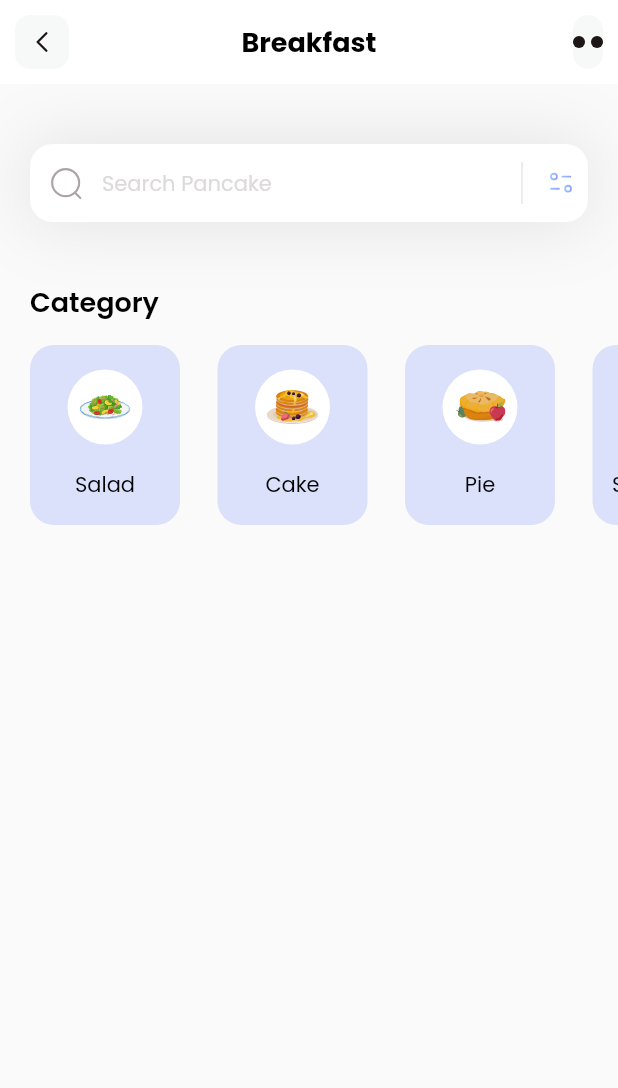
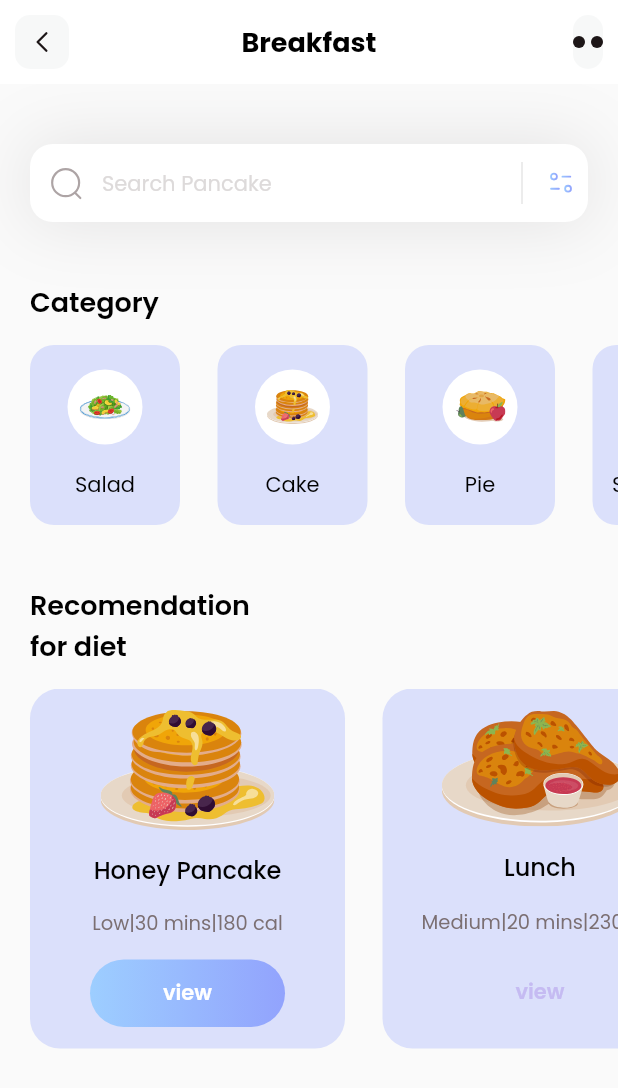
Before and after one commit to rahilyusuf/flutter, a Flutter app: the screen it shows after launch, on a phone screen of 412 x 824 dp. Shown: the top 1088 px of the screen. Run offline on Flutter 3.47's test engine with Material 2 defaults, Android fonts, the phone set to English and light mode, and no system bars; our stand-ins replace flutter_svg.

Commit message:
diet_model

```diff
--- /dev/null
+++ b/lib/models/diet_model.dart
@@ -0,0 +1,44 @@
+import 'package:flutter/material.dart';
+
+class DietModel {
+  String name;
+  String iconPath;
+  String level;
+  String duration;
+  String calories;
+  Color boxColor;
+  bool viewIsSelected;
+  DietModel({
+    required this.name,
+    required this.iconPath,
+    required this.level,
+    required this.duration,
+    required this.calories,
+    required this.viewIsSelected,
+    required this.boxColor,
+  });
+
+
+  static List<DietModel> getDiets() {
+    List<DietModel> diets = [];
+    diets.add(DietModel(
+      name: "Honey Pancake",
+      iconPath: "assets/icons/honey-pancakes.svg",
+      level: "Low",
+      duration: "30 mins",
+      calories: "180 cal",
+      viewIsSelected: true,
+      boxColor: Color(0xff92A3FD),
+    ));
+    diets.add(DietModel(
+      name: "Lunch",
+      iconPath: "assets/icons/canai-bread.svg",
+      level: "Medium",
+      duration: "20 mins",
+      calories: "230 cal",
+      viewIsSelected: false,
+      boxColor: Color(0xff92A3FD),
+    ));
+    return diets;
+  }
+}
--- a/lib/pages/home.dart
+++ b/lib/pages/home.dart
@@ -1,4 +1,5 @@
 import 'package:demo1/models/category_model.dart';
+import 'package:demo1/models/diet_model.dart';
 import 'package:flutter/material.dart';
 import 'package:flutter_svg/flutter_svg.dart';
 
@@ -11,14 +12,16 @@ class HomePage extends StatefulWidget {
 
 class _HomePageState extends State<HomePage> {
   List<CategoryModel> categories = [];
+  List<DietModel> diets = [];
 
-  void _getCategories() {
+  void _getInitialInfor() {
     categories = CategoryModel.getCategories();
+    diets = DietModel.getDiets();
   }
 
   @override
   Widget build(BuildContext context) {
-    _getCategories();
+    _getInitialInfor();
     return Scaffold(
       appBar: appBar(),
       body: Column(
@@ -28,10 +31,105 @@ class _HomePageState extends State<HomePage> {
           const SizedBox(
             height: 40,
           ),
-          _categoriesSection()
+          _categoriesSection(),
+          const SizedBox(
+            height: 40,
+          ),
+          _diestSection()
         ],
       ),
     );
+  }
+
+  Column _diestSection() {
+    return Column(
+          crossAxisAlignment: CrossAxisAlignment.start,
+          children: [
+            Padding(
+              padding: EdgeInsets.only(left: 20),
+              child: Text(
+                'Recomendation\nfor diet',
+                style: TextStyle(
+                  fontSize: 18,
+                  fontWeight: FontWeight.w600,
+                  color: Colors.black,
+                ),
+              ),
+            ),
+            SizedBox(
+              height: 15,
+            ),
+            Container(
+              height: 240,
+
+              child: ListView.separated(
+                itemBuilder: (context, index) {
+                  return Container(
+                    width: 210,
+                    decoration: BoxDecoration(
+                      color:diets[index].boxColor.withOpacity(0.3),
+                      borderRadius: BorderRadius.circular(20),
+                    ),
+                    child: Column(
+                      mainAxisAlignment: MainAxisAlignment.spaceEvenly,
+                      children: [
+                      SvgPicture.asset(diets[index].iconPath),
+                      Text(diets[index].name,
+                      style: TextStyle(
+                        fontSize: 16,
+                        fontWeight: FontWeight.w500,
+                        color: Colors.black,
+                      ),),
+                      Text(
+                        diets[index].level + '|' + diets[index].duration + '|' + diets[index].calories,
+                        style: TextStyle(
+                          fontSize: 13,
+                          fontWeight: FontWeight.w400,
+                          color: Color(0xFF7B6F72),
+                        ),
+
+                      ),
+                      Container(
+                        height: 45,
+                        width: 130,
+                        child: Center(
+                          child: Text("view",
+                          style: TextStyle(
+                            fontSize: 14,
+                            fontWeight: FontWeight.w600,
+                            color: diets[index].viewIsSelected ? Colors.white :Color(0xffC5BBF2),
+                          ),),
+                        ),
+                        decoration: BoxDecoration(
+                          gradient: LinearGradient(
+                            colors: [
+                              diets[index].viewIsSelected ? Color(0xff9DCEFF): Colors.transparent,
+                              diets[index].viewIsSelected ? Color(0xff92A3FD): Colors.transparent,
+                            ]
+                          ),
+
+                          borderRadius: BorderRadius.circular(50),
+                        ),
+
+                      )
+
+
+                    ]),
+                  );
+                },
+                // here it used to maintian space between the item
+                separatorBuilder: (context, index) => SizedBox(
+                  width: 25,
+                ),
+                itemCount: diets.length,
+                scrollDirection: Axis.horizontal,
+                shrinkWrap: true,
+                padding: EdgeInsets.only(left: 20,right: 20),
+
+              ),
+            ),
+          ],
+        );
   }
 
   Column _categoriesSection() {
```
Also changed, not shown: assets/icons/canai-bread.svg (added), assets/icons/honey-pancakes.svg (added).
